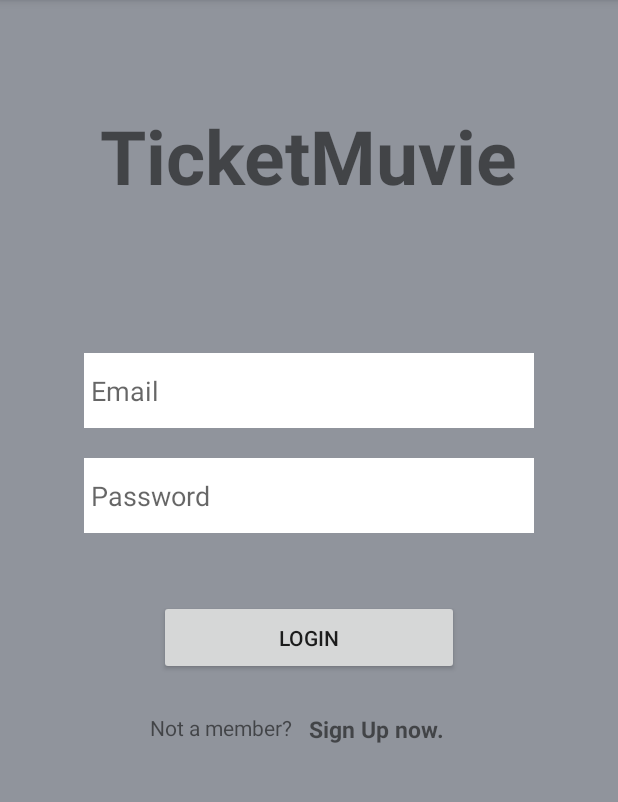
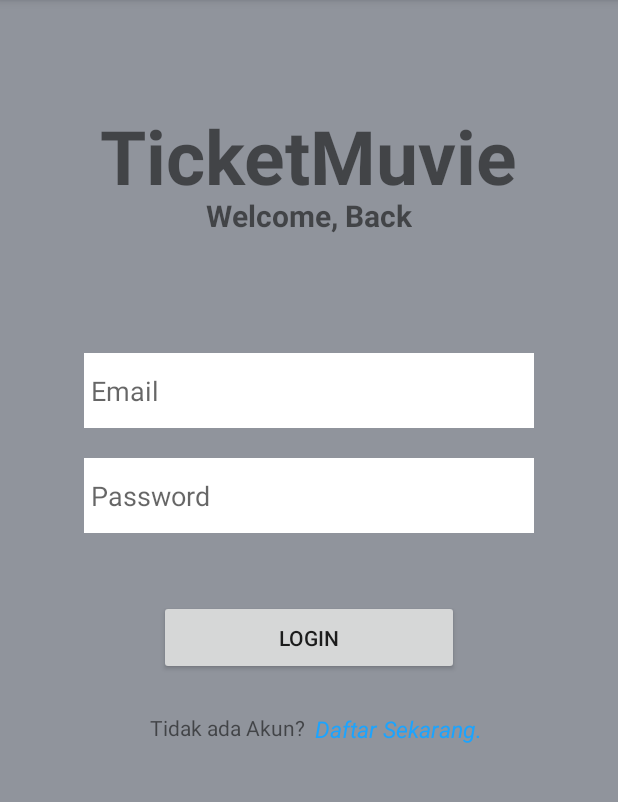
Before and after one commit to elduarduz/TicketBioskop, an Android app: the screen it shows after launch (LoginActivity), on a phone screen of 412 x 824 dp, the part 84-886 px from its top. Run offline under Robolectric (Android 15) with nearby library versions, the phone set to English and light mode, and no system bars; our stand-ins replace Firebase (no records; nobody signed in at launch, a user with empty details on screens opened directly).

Commit message:
Update Login, Registration Authentication using Firebase Google

```diff
--- a/app/build.gradle
+++ b/app/build.gradle
@@ -1,4 +1,5 @@
 apply plugin: 'com.android.application'
+apply plugin: 'com.google.gms.google-services'
 
 android {
     compileSdkVersion 29
@@ -28,6 +29,7 @@ dependencies {
 
     implementation 'androidx.appcompat:appcompat:1.1.0'
     implementation 'androidx.constraintlayout:constraintlayout:1.1.3'
+    implementation 'com.google.firebase:firebase-auth:16.0.5'
     testImplementation 'junit:junit:4.12'
     androidTestImplementation 'androidx.test.ext:junit:1.1.1'
     androidTestImplementation 'androidx.test.espresso:espresso-core:3.2.0'
--- a/app/src/main/AndroidManifest.xml
+++ b/app/src/main/AndroidManifest.xml
@@ -1,6 +1,8 @@
 <?xml version="1.0" encoding="utf-8"?>
 <manifest xmlns:android="http://schemas.android.com/apk/res/android"
     package="com.example.ticketbioskop">
+
+    <uses-permission android:name="android.permission.INTERNET" />
 
     <application
         android:allowBackup="true"
@@ -9,6 +11,7 @@
         android:roundIcon="@mipmap/ic_launcher_round"
         android:supportsRtl="true"
         android:theme="@style/AppTheme">
+        <activity android:name=".Home"></activity>
         <activity android:name=".LoginActivity">
             <intent-filter>
                 <action android:name="android.intent.action.MAIN" />
@@ -16,7 +19,6 @@
                 <category android:name="android.intent.category.LAUNCHER" />
             </intent-filter>
         </activity>
-        <activity android:name=".Register" />
+        <activity android:name=".register" />
     </application>
-
 </manifest>
--- a/app/src/main/java/com/example/ticketbioskop/LoginActivity.java
+++ b/app/src/main/java/com/example/ticketbioskop/LoginActivity.java
@@ -1,14 +1,87 @@
 package com.example.ticketbioskop;
 
+import androidx.annotation.NonNull;
 import androidx.appcompat.app.AppCompatActivity;
 
+import android.content.Intent;
 import android.os.Bundle;
+import android.text.TextUtils;
+import android.view.View;
+import android.widget.Button;
+import android.widget.EditText;
+import android.widget.TextView;
+import android.widget.Toast;
+
+import com.google.android.gms.tasks.OnCompleteListener;
+import com.google.android.gms.tasks.Task;
+import com.google.firebase.auth.AuthResult;
+import com.google.firebase.auth.FirebaseAuth;
 
 public class LoginActivity extends AppCompatActivity {
+
+    EditText tEmail, tPassword;
+    Button tombolLogin;
+    TextView tombolSignup;
+    FirebaseAuth firebaseAuth;
 
     @Override
     protected void onCreate(Bundle savedInstanceState) {
         super.onCreate(savedInstanceState);
         setContentView(R.layout.loginlayout);
+
+        tEmail = findViewById(R.id.isi_email);
+        tPassword = findViewById(R.id.isi_password);
+        tombolSignup = findViewById(R.id.jump_signup);
+        tombolLogin = findViewById(R.id.tombol_login);
+        firebaseAuth = FirebaseAuth.getInstance();
+
+        tombolLogin.setOnClickListener(new View.OnClickListener() {
+            @Override
+            public void onClick(View v) {
+                String email = tEmail.getText().toString().trim();
+                String password = tPassword.getText().toString().trim();
+
+                if (TextUtils.isEmpty(email)){
+                    tEmail.setError("Email harus di isi!!");
+                    return;
+                }
+                if (TextUtils.isEmpty(password)){
+                    tPassword.setError("Password harus di isi!!");
+                    return;
+                }
+                if (password.length() < 7){
+                    tPassword.setError("Password minimal harus 8 karakter atau lebih");
+                    return;
+                }
+
+                //Authentication user
+
+                firebaseAuth.signInWithEmailAndPassword(email,password).addOnCompleteListener(new OnCompleteListener<AuthResult>() {
+                    @Override
+                    public void onComplete(@NonNull Task<AuthResult> task) {
+                        if (task.isSuccessful()){
+                            Toast.makeText(LoginActivity.this, "Berhasil Login!", Toast.LENGTH_SHORT).show();
+                            startActivity(new Intent(getApplicationContext(), Home.class));
+                        }else{
+                            Toast.makeText(LoginActivity.this, "Error ! " + task.getException().getMessage(), Toast.LENGTH_SHORT).show();
+                        }
+                    }
+                });
+            }
+        });
+
+        tombolSignup.setOnClickListener(new View.OnClickListener() {
+            @Override
+            public void onClick(View v) {
+                openRegis();
+            }
+        });
+    }
+
+    private void openRegis() {
+        Intent intent = new Intent(this, register.class);
+        startActivity(intent);
+
+        Toast.makeText(LoginActivity.this, "Lakukan Pendaftaran", Toast.LENGTH_LONG).show();
     }
 }
--- a/app/src/main/res/layout/loginlayout.xml
+++ b/app/src/main/res/layout/loginlayout.xml
@@ -14,11 +14,19 @@
         android:layout_centerHorizontal="true"
         android:textSize="50dp"
         android:layout_marginTop="70dp"
-        android:textStyle="bold"
-        />
+        android:textStyle="bold" />
+
+    <TextView
+        android:layout_width="wrap_content"
+        android:layout_height="wrap_content"
+        android:layout_centerHorizontal="true"
+        android:layout_marginTop="130dp"
+        android:text="Welcome, Back"
+        android:textSize="20dp"
+        android:textStyle="bold" />
 
     <EditText
-        android:id="@+id/edit1"
+        android:id="@+id/isi_email"
         android:layout_width="300dp"
         android:layout_height="50dp"
         android:layout_marginTop="235dp"
@@ -30,8 +38,8 @@
         />
 
     <EditText
+        android:id="@+id/isi_password"
         android:inputType="textPassword"
-        android:id="@+id/edit2"
         android:layout_centerHorizontal="true"
         android:layout_width="300dp"
         android:layout_height="50dp"
@@ -42,7 +50,7 @@
         tools:layout_editor_absoluteX="55dp" />
 
     <Button
-        android:id="@+id/login"
+        android:id="@+id/tombol_login"
         android:layout_width="200dp"
         android:layout_height="50dp"
         android:layout_marginTop="400dp"
@@ -54,24 +62,24 @@
 
 
     <TextView
-        android:id="@+id/view1"
         android:layout_width="wrap_content"
         android:layout_height="wrap_content"
         android:layout_marginStart="100dp"
         android:layout_marginTop="475dp"
-        android:text="Not a member?"
+        android:text="Tidak ada Akun?"
         app:layout_constraintStart_toStartOf="parent"
         tools:layout_editor_absoluteY="500dp" />
 
     <TextView
-        android:id="@+id/view2"
+        android:id="@+id/jump_signup"
         android:layout_width="wrap_content"
         android:layout_height="wrap_content"
-        android:layout_marginStart="206dp"
+        android:layout_marginStart="210dp"
         android:layout_marginTop="475dp"
+        android:textColor="#1BA4FF"
         android:textSize="15dp"
-        android:textStyle="bold"
-        android:text="Sign Up now."
+        android:textStyle="italic"
+        android:text="Daftar Sekarang."
         app:layout_constraintEnd_toEndOf="parent"
         tools:layout_editor_absoluteY="500dp" />
 
--- a/build.gradle
+++ b/build.gradle
@@ -9,6 +9,7 @@ buildscript {
     }
     dependencies {
         classpath 'com.android.tools.build:gradle:3.6.3'
+        classpath 'com.google.gms:google-services:4.2.0'
 
 
         // NOTE: Do not place your application dependencies here; they belong
```
Also changed, not shown: app/src/main/java/com/example/ticketbioskop/Home.java (added, +24 -0 lines), app/src/main/java/com/example/ticketbioskop/register.java (+64 -60 lines), app/src/main/res/layout/homelayout.xml (added, +32 -0 lines), app/src/main/res/layout/register.xml (+35 -24 lines).
